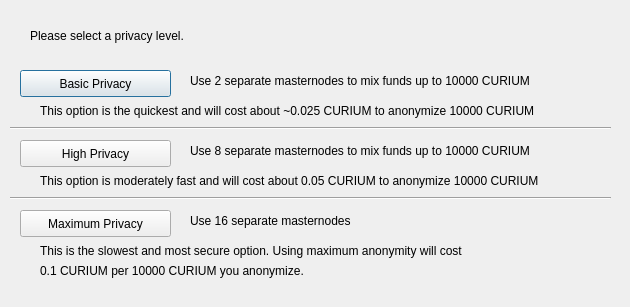
Old version of the form src/qt/forms/darksendconfig.ui in the repository adm2018/curium.
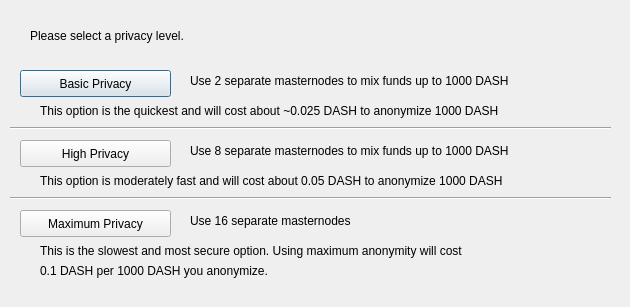
New version of the form.

Diff of the .ui file:
```diff
--- a/src/qt/forms/darksendconfig.ui
+++ b/src/qt/forms/darksendconfig.ui
@@ -75,7 +75,7 @@
     </rect>
    </property>
    <property name="text">
-    <string>Use 2 separate masternodes to mix funds up to 10000 CURIUM</string>
+    <string>Use 2 separate masternodes to mix funds up to 1000 DASH</string>
    </property>
   </widget>
   <widget class="QLabel" name="label_3">
@@ -88,7 +88,7 @@
     </rect>
    </property>
    <property name="text">
-    <string>Use 8 separate masternodes to mix funds up to 10000 CURIUM</string>
+    <string>Use 8 separate masternodes to mix funds up to 1000 DASH</string>
    </property>
   </widget>
   <widget class="QLabel" name="label_4">
@@ -114,7 +114,7 @@
     </rect>
    </property>
    <property name="text">
-    <string>This option is the quickest and will cost about ~0.025 CURIUM to anonymize 10000 CURIUM</string>
+    <string>This option is the quickest and will cost about ~0.025 DASH to anonymize 1000 DASH</string>
    </property>
   </widget>
   <widget class="QLabel" name="label_7">
@@ -127,7 +127,7 @@
     </rect>
    </property>
    <property name="text">
-    <string>This option is moderately fast and will cost about 0.05 CURIUM to anonymize 10000 CURIUM</string>
+    <string>This option is moderately fast and will cost about 0.05 DASH to anonymize 1000 DASH</string>
    </property>
   </widget>
   <widget class="QLabel" name="label_8">
@@ -153,7 +153,7 @@
     </rect>
    </property>
    <property name="text">
-    <string>0.1 CURIUM per 10000 CURIUM you anonymize.</string>
+    <string>0.1 DASH per 1000 DASH you anonymize.</string>
    </property>
   </widget>
   <widget class="Line" name="line">
```
